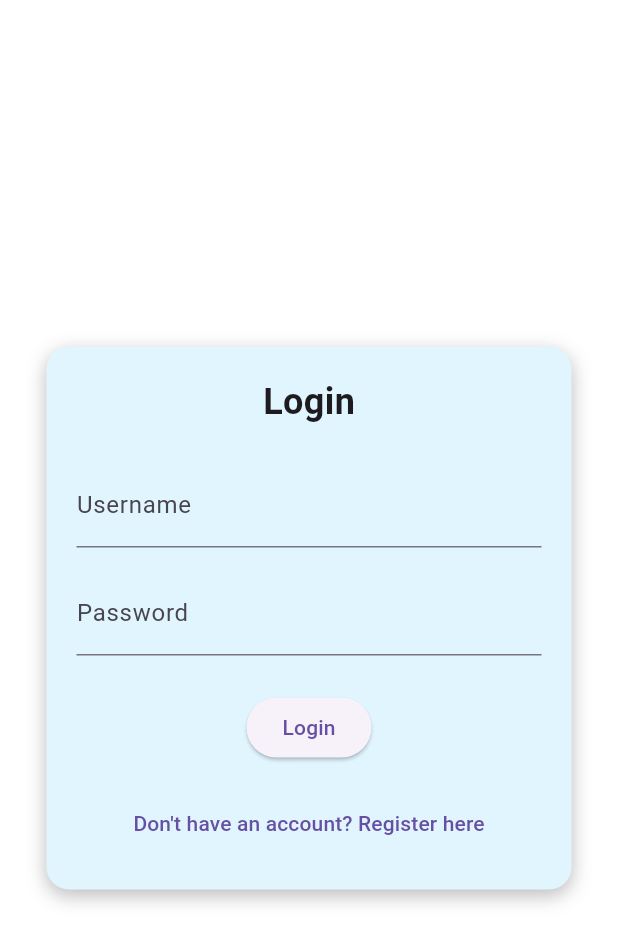
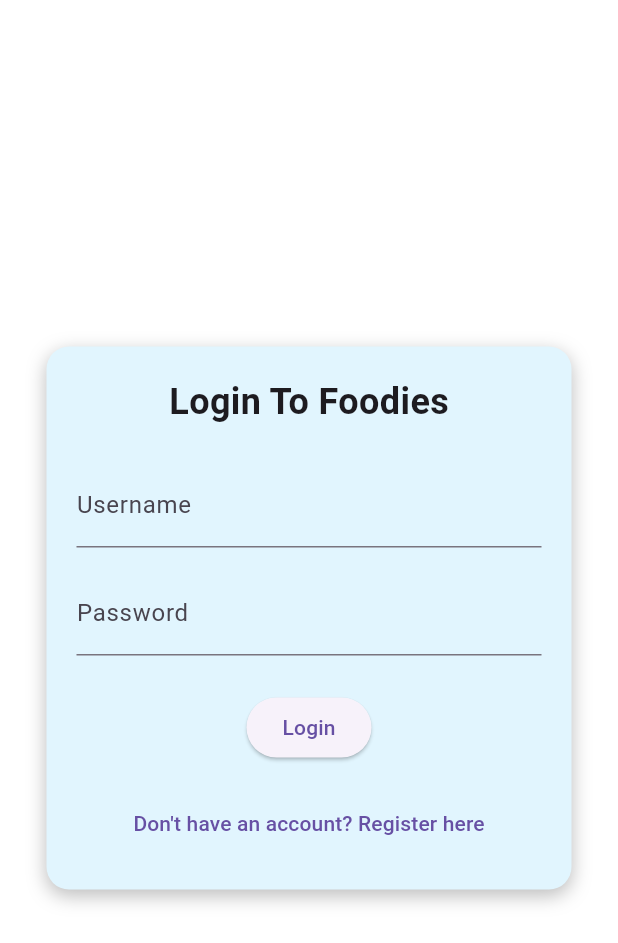
Before and after one commit to thisalma/Assignment-2-Mobile-App-Development, a Flutter app: the screen it shows after launch, on a phone screen of 412 x 824 dp. Shown: the top 943 px of the screen. Run offline on Flutter 3.47's test engine with Material 3 defaults, Android fonts, the phone set to English and light mode, and no system bars.

Commit message:
updating the name

```diff
--- a/lib/login.dart
+++ b/lib/login.dart
@@ -38,7 +38,7 @@ class _LoginScreenState extends State<LoginScreen> {
               mainAxisSize: MainAxisSize.min,
               children: [
                 const Text(
-                  'Login',
+                  'Login To Foodies',
                   style: TextStyle(fontSize: 24, fontWeight: FontWeight.bold),
                 ),
                 const SizedBox(height: 24),
```
